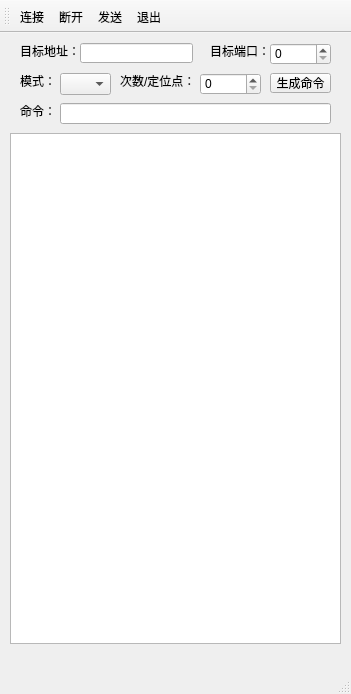
Qt form mainwindow.ui (imLuning/QT_AgvGui) before a commit.
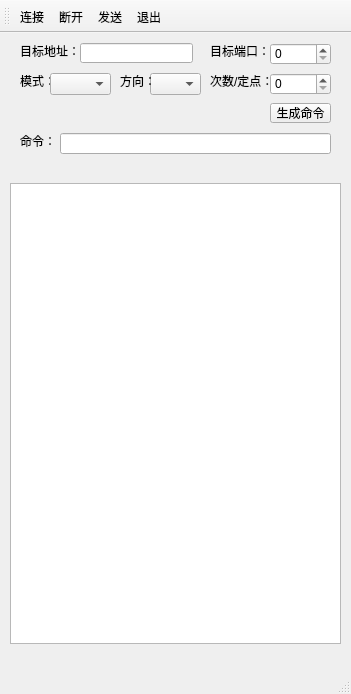
The same form after that commit. Icons and pictures are not drawn.

Commit message: 增加手动模式命令生成

Diff of the .ui file:
```diff
--- a/mainwindow.ui
+++ b/mainwindow.ui
@@ -40,9 +40,9 @@
     <property name="geometry">
      <rect>
       <x>10</x>
-      <y>100</y>
+      <y>150</y>
       <width>331</width>
-      <height>511</height>
+      <height>461</height>
      </rect>
     </property>
     <property name="sizePolicy">
@@ -53,14 +53,14 @@
     </property>
     <property name="minimumSize">
      <size>
-      <width>331</width>
-      <height>511</height>
+      <width>0</width>
+      <height>0</height>
      </size>
     </property>
     <property name="maximumSize">
      <size>
-      <width>331</width>
-      <height>511</height>
+      <width>9999</width>
+      <height>9999</height>
      </size>
     </property>
    </widget>
@@ -117,7 +117,7 @@
     <property name="geometry">
      <rect>
       <x>60</x>
-      <y>70</y>
+      <y>100</y>
       <width>271</width>
       <height>21</height>
      </rect>
@@ -139,9 +139,9 @@
    <widget class="QComboBox" name="comboBoxCommand">
     <property name="geometry">
      <rect>
-      <x>60</x>
+      <x>50</x>
       <y>40</y>
-      <width>51</width>
+      <width>61</width>
       <height>22</height>
      </rect>
     </property>
@@ -149,7 +149,7 @@
    <widget class="QSpinBox" name="spinBoxCountOrPoint">
     <property name="geometry">
      <rect>
-      <x>200</x>
+      <x>270</x>
       <y>40</y>
       <width>61</width>
       <height>22</height>
@@ -159,21 +159,21 @@
    <widget class="QLabel" name="labelCountOrPoint">
     <property name="geometry">
      <rect>
-      <x>120</x>
+      <x>210</x>
       <y>40</y>
-      <width>71</width>
+      <width>61</width>
       <height>16</height>
      </rect>
     </property>
     <property name="text">
-     <string>次数/定位点：</string>
+     <string>次数/定点：</string>
     </property>
    </widget>
    <widget class="QLabel" name="labelCommand">
     <property name="geometry">
      <rect>
       <x>20</x>
-      <y>70</y>
+      <y>100</y>
       <width>31</width>
       <height>16</height>
      </rect>
@@ -186,7 +186,7 @@
     <property name="geometry">
      <rect>
       <x>270</x>
-      <y>40</y>
+      <y>70</y>
       <width>61</width>
       <height>20</height>
      </rect>
@@ -195,6 +195,29 @@
      <string>生成命令</string>
     </property>
    </widget>
+   <widget class="QComboBox" name="comboBoxDirection">
+    <property name="geometry">
+     <rect>
+      <x>150</x>
+      <y>40</y>
+      <width>51</width>
+      <height>22</height>
+     </rect>
+    </property>
+   </widget>
+   <widget class="QLabel" name="labelDirection">
+    <property name="geometry">
+     <rect>
+      <x>120</x>
+      <y>40</y>
+      <width>31</width>
+      <height>16</height>
+     </rect>
+    </property>
+    <property name="text">
+     <string>方向：</string>
+    </property>
+   </widget>
   </widget>
   <widget class="QMenuBar" name="menuBar">
    <property name="geometry">
```
The commit also changes 1 other file.
